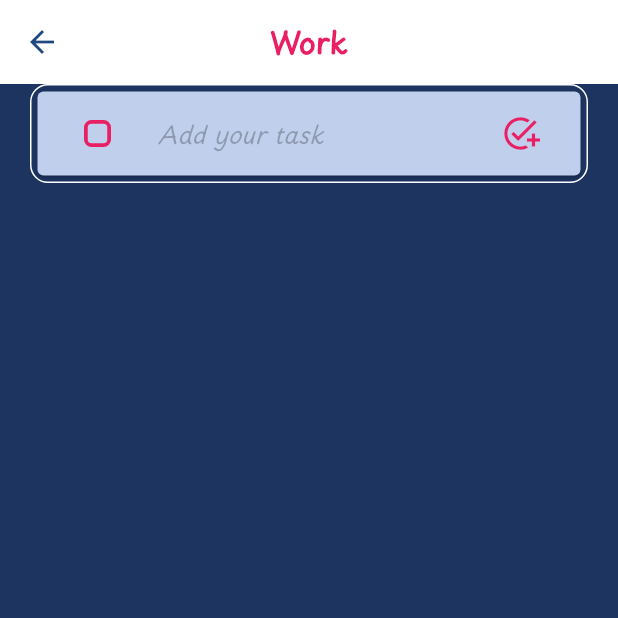
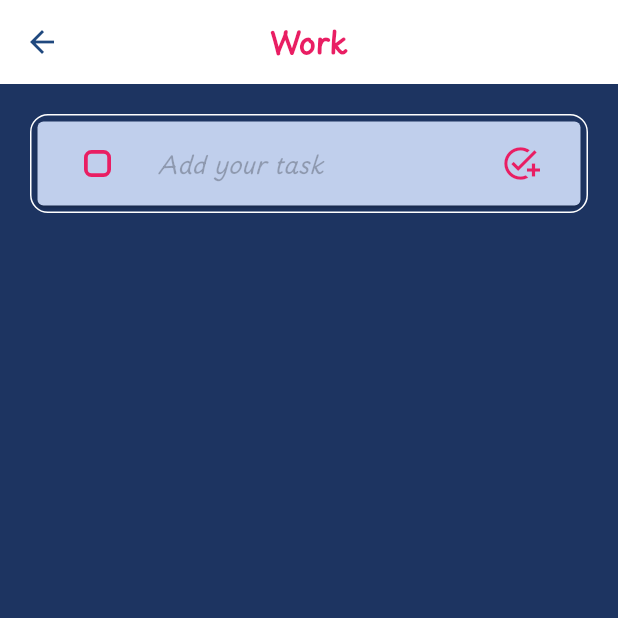
Before and after one commit to akastha97/whattodoapp, a Flutter app: the DashboardScreen screen opened by its route, after a tap on "Work", on a phone screen of 412 x 824 dp, the top half of it. Run offline on Flutter 3.47's test engine with Material 2 defaults, Android fonts, the light colour scheme and no system bars; our stand-ins replace carousel_slider, hive, hive_flutter; accounts and stored records are empty; project files that could hold a hidden picture were left out.

Commit message:
Minor changes
- minor changes

```diff
--- a/whattodo_final/lib/consts.dart
+++ b/whattodo_final/lib/consts.dart
@@ -5,7 +5,7 @@ class AppConstants {
   static const double timeDilationSecs = 2;
   static const splashText1 = "Manage your tasks!!";
   static const splashText2 = "Keep your life together!!";
-  static const splashText3 = "Never miss a deadline!!";
+  static const splashText3 = "Get Disciplined!!";
   static const getStarted = "Get Started";
   static const pencilText = "Click the pencil icon to add your To-Do's!";
   static const hintText = "Add your task";
--- a/whattodo_final/lib/screens/todo_screen.dart
+++ b/whattodo_final/lib/screens/todo_screen.dart
@@ -40,7 +40,7 @@ class _TodoScreenState extends State<TodoScreen> {
         showHeadText: true,
         isDisplay: true,
         customAction: () {
-            // nothing required
+          // nothing required
         },
         showBackButton: true,
       ),
@@ -50,6 +50,9 @@ class _TodoScreenState extends State<TodoScreen> {
           padding: const EdgeInsets.only(bottom: 24.0),
           child: Column(
             children: [
+              SizedBox(
+                height: 20,
+              ),
               displayTodoListBuilder(),
               addTodoListtile(),
             ],
--- a/whattodo_final/pubspec.yaml
+++ b/whattodo_final/pubspec.yaml
@@ -33,7 +33,6 @@ flutter:
   uses-material-design: true
   assets:
     - lib/assets/
-    - lib/assets/appbar-bg.png
   fonts:
   - family: Playpen Sans
     fonts:
```
Also changed, not shown: 1 other file.
